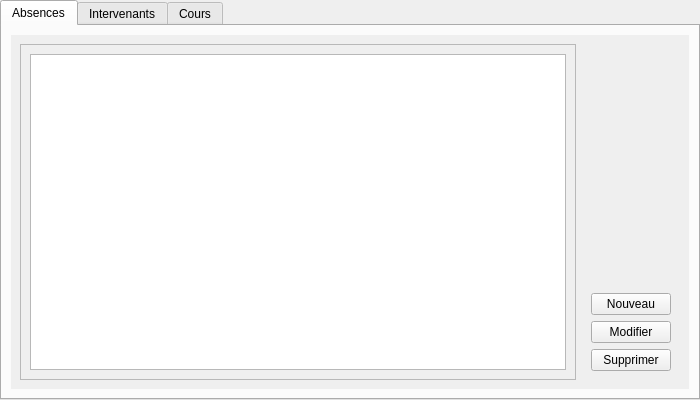
ncarrier/gestion_ecole_de_musique, file gestionAbsencesUI.ui: the form before one commit.
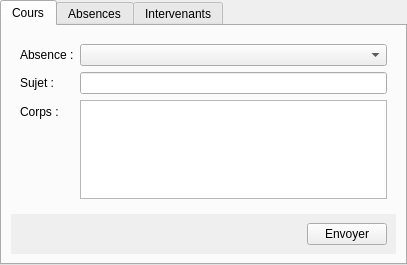
The form after the commit.

Commit message: Modification de l'interface, les emails sont édités dans le premier onglet. Pricipalemen, il reste à faire l'envoi des mails et le rafraichissement des informations affichées

Diff of the .ui file:
```diff
--- a/gestionAbsencesUI.ui
+++ b/gestionAbsencesUI.ui
@@ -6,8 +6,8 @@
    <rect>
     <x>0</x>
     <y>0</y>
-    <width>700</width>
-    <height>400</height>
+    <width>407</width>
+    <height>265</height>
    </rect>
   </property>
   <property name="windowTitle">
@@ -16,6 +16,95 @@
   <property name="currentIndex">
    <number>0</number>
   </property>
+  <widget class="QWidget" name="wEmails_2">
+   <attribute name="title">
+    <string>Cours</string>
+   </attribute>
+   <layout class="QVBoxLayout" name="verticalLayout_3">
+    <item>
+     <widget class="QWidget" name="widget_7" native="true">
+      <layout class="QFormLayout" name="formLayout">
+       <property name="fieldGrowthPolicy">
+        <enum>QFormLayout::AllNonFixedFieldsGrow</enum>
+       </property>
+       <item row="0" column="0">
+        <widget class="QLabel" name="lAbsence">
+         <property name="text">
+          <string>Absence :</string>
+         </property>
+        </widget>
+       </item>
+       <item row="0" column="1">
+        <widget class="QComboBox" name="cbAbsence">
+         <property name="maximumSize">
+          <size>
+           <width>400</width>
+           <height>16777215</height>
+          </size>
+         </property>
+        </widget>
+       </item>
+       <item row="1" column="0">
+        <widget class="QLabel" name="label_3">
+         <property name="text">
+          <string>Sujet :</string>
+         </property>
+        </widget>
+       </item>
+       <item row="1" column="1">
+        <widget class="QLineEdit" name="leSujet"/>
+       </item>
+       <item row="2" column="0">
+        <widget class="QLabel" name="label_4">
+         <property name="text">
+          <string>Corps :</string>
+         </property>
+        </widget>
+       </item>
+       <item row="2" column="1">
+        <widget class="QTextEdit" name="teCorps">
+         <property name="layoutDirection">
+          <enum>Qt::LeftToRight</enum>
+         </property>
+         <property name="autoFillBackground">
+          <bool>false</bool>
+         </property>
+        </widget>
+       </item>
+      </layout>
+     </widget>
+    </item>
+    <item>
+     <widget class="QWidget" name="wEmails" native="true">
+      <property name="autoFillBackground">
+       <bool>true</bool>
+      </property>
+      <layout class="QHBoxLayout" name="horizontalLayout_6">
+       <item>
+        <spacer name="horizontalSpacer">
+         <property name="orientation">
+          <enum>Qt::Horizontal</enum>
+         </property>
+         <property name="sizeHint" stdset="0">
+          <size>
+           <width>40</width>
+           <height>20</height>
+          </size>
+         </property>
+        </spacer>
+       </item>
+       <item>
+        <widget class="QPushButton" name="pbEnvoyer">
+         <property name="text">
+          <string>Envoyer</string>
+         </property>
+        </widget>
+       </item>
+      </layout>
+     </widget>
+    </item>
+   </layout>
+  </widget>
   <widget class="QWidget" name="__tAbsences">
    <attribute name="title">
     <string>Absences</string>
@@ -37,8 +126,8 @@
            <rect>
             <x>0</x>
             <y>0</y>
-            <width>543</width>
-            <height>329</height>
+            <width>250</width>
+            <height>194</height>
            </rect>
           </property>
           <layout class="QHBoxLayout" name="horizontalLayout_2">
@@ -198,84 +287,6 @@
     </item>
    </layout>
   </widget>
-  <widget class="QWidget" name="__tCours">
-   <attribute name="title">
-    <string>Cours</string>
-   </attribute>
-   <layout class="QHBoxLayout" name="horizontalLayout_8">
-    <item>
-     <widget class="QWidget" name="widget_5" native="true">
-      <property name="autoFillBackground">
-       <bool>true</bool>
-      </property>
-      <layout class="QHBoxLayout" name="horizontalLayout_6">
-       <item>
-        <widget class="QScrollArea" name="scrollArea_3">
-         <property name="widgetResizable">
-          <bool>true</bool>
-         </property>
-         <widget class="QWidget" name="scrollAreaWidgetContents_3">
-          <property name="geometry">
-           <rect>
-            <x>0</x>
-            <y>0</y>
-            <width>543</width>
-            <height>329</height>
-           </rect>
-          </property>
-          <layout class="QHBoxLayout" name="horizontalLayout_7">
-           <item>
-            <widget class="QTableView" name="__tvCours"/>
-           </item>
-          </layout>
-         </widget>
-        </widget>
-       </item>
-       <item>
-        <widget class="QWidget" name="widget_6" native="true">
-         <layout class="QVBoxLayout" name="verticalLayout_3">
-          <item>
-           <spacer name="verticalSpacer_3">
-            <property name="orientation">
-             <enum>Qt::Vertical</enum>
-            </property>
-            <property name="sizeHint" stdset="0">
-             <size>
-              <width>20</width>
-              <height>40</height>
-             </size>
-            </property>
-           </spacer>
-          </item>
-          <item>
-           <widget class="QPushButton" name="__pbNouveau_3">
-            <property name="text">
-             <string>Nouveau</string>
-            </property>
-           </widget>
-          </item>
-          <item>
-           <widget class="QPushButton" name="__pbModifier_3">
-            <property name="text">
-             <string>Modifier</string>
-            </property>
-           </widget>
-          </item>
-          <item>
-           <widget class="QPushButton" name="_pbSupprimer_3">
-            <property name="text">
-             <string>Supprimer</string>
-            </property>
-           </widget>
-          </item>
-         </layout>
-        </widget>
-       </item>
-      </layout>
-     </widget>
-    </item>
-   </layout>
-  </widget>
  </widget>
  <resources/>
  <connections/>
```
Left out of the diff: 4 changed lines with no effect on the pictures. The commit also changes 5 other files.
